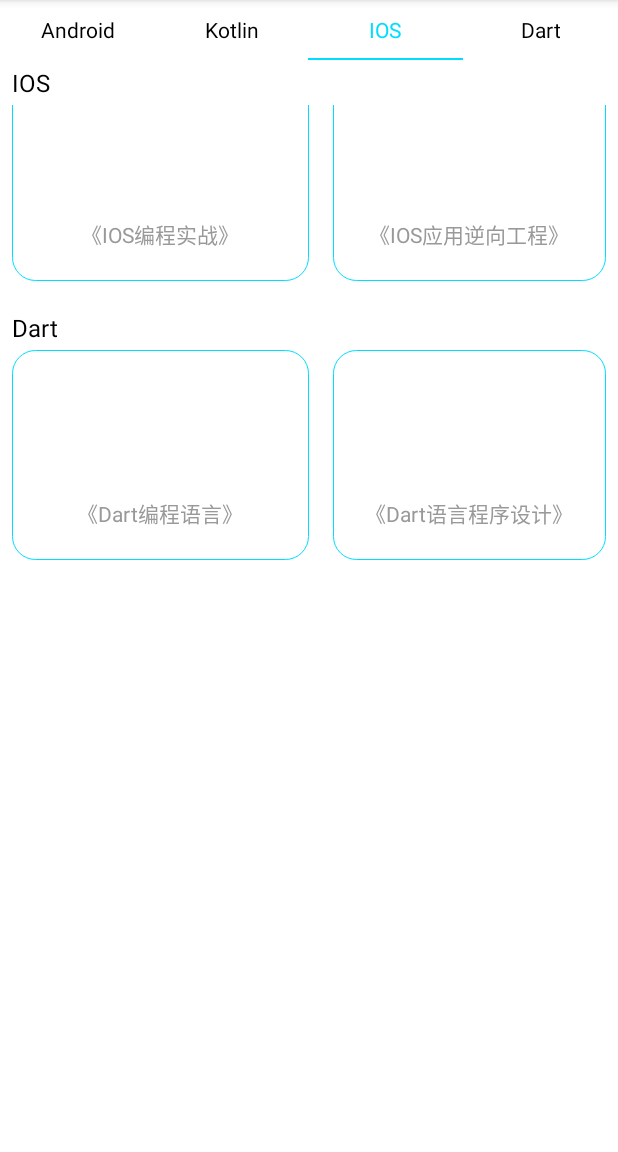
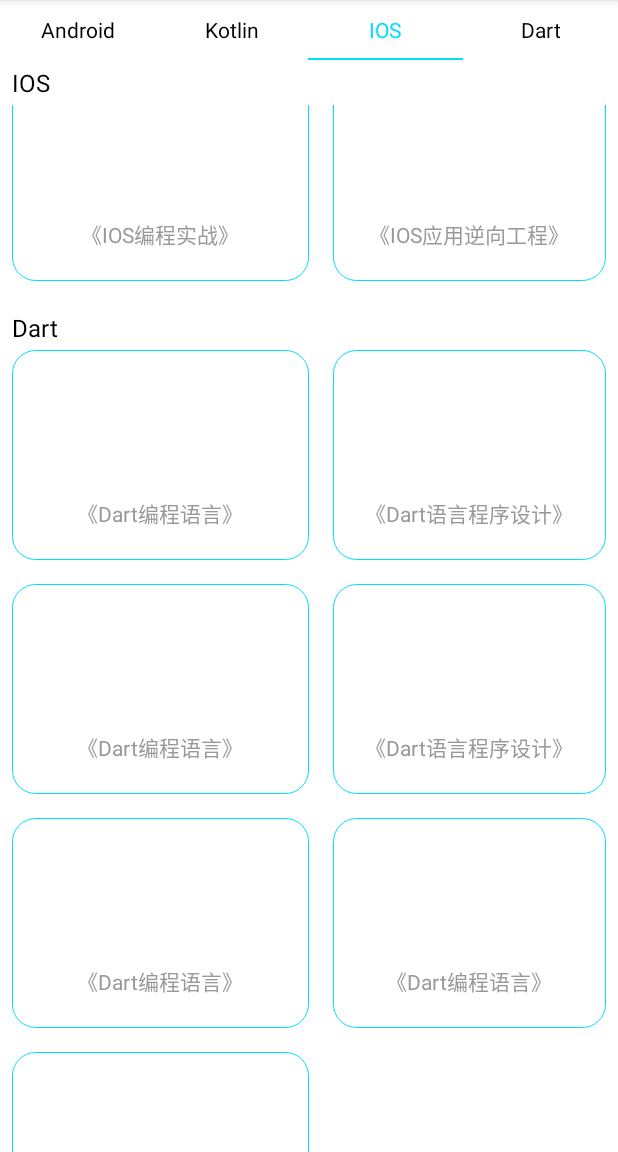
Before and after one commit to lyh1299259684/StickyLayoutDemo, an Android app: the screen it shows after launch (MainActivity), scrolled down 1248 dp, on a phone screen of 412 x 824 dp, the part 84-1236 px from its top. Run offline under Robolectric (Android 15) with nearby library versions, the phone set to English and light mode, and no system bars; pictures from the network do not load.

Commit message:
解决最后一条如果超出屏幕范围会出现无法滑动RecyclerView的情况。

```diff
--- a/app/build.gradle
+++ b/app/build.gradle
@@ -6,8 +6,8 @@ android {
         applicationId "com.liyahong.stickylayoutdemo"
         minSdkVersion 19
         targetSdkVersion 27
-        versionCode 1
-        versionName "1.0"
+        versionCode 2
+        versionName "1.1"
         testInstrumentationRunner "android.support.test.runner.AndroidJUnitRunner"
     }
     buildTypes {
--- a/app/src/main/java/com/liyahong/stickylayoutdemo/MainActivity.java
+++ b/app/src/main/java/com/liyahong/stickylayoutdemo/MainActivity.java
@@ -1,10 +1,14 @@
 package com.liyahong.stickylayoutdemo;
 
+import android.graphics.Rect;
 import android.support.design.widget.TabLayout;
 import android.support.v7.app.AppCompatActivity;
 import android.os.Bundle;
 import android.support.v7.widget.LinearLayoutManager;
 import android.support.v7.widget.RecyclerView;
+import android.view.ViewGroup;
+import android.view.ViewTreeObserver;
+import android.widget.LinearLayout;
 import android.widget.TextView;
 import android.widget.Toast;
 
@@ -22,6 +26,8 @@ public class MainActivity extends AppCompatActivity {
     private TabLayout tab_main;
     private TextView tv_title;
     private RecyclerView rv_main;
+    private LinearLayout ll_main;
+    private int rootLayoutHeight, tabHeight;
 
     private RecyclerViewAdapter adapter;
 
@@ -41,6 +47,7 @@ public class MainActivity extends AppCompatActivity {
         tab_main = (TabLayout) findViewById(R.id.tab_main);
         tv_title = (TextView) findViewById(R.id.tv_title);
         rv_main = (RecyclerView) findViewById(R.id.rv_main);
+        ll_main = (LinearLayout) findViewById(R.id.ll_main);
     }
 
     private void bindEvent() {
@@ -60,8 +67,21 @@ public class MainActivity extends AppCompatActivity {
         tab_main.addTab(tab_main.newTab().setText(TAB_TITLE[2]).setTag(Constans.TAB_IOS));
         tab_main.addTab(tab_main.newTab().setText(TAB_TITLE[3]).setTag(Constans.TAB_DART));
 
-        //初始化数据
-        initRecycler();
+        //动态获取View的高度
+        ll_main.post(new Runnable() {
+            @Override
+            public void run() {
+                rootLayoutHeight = ll_main.getHeight();
+            }
+        });
+        tab_main.post(new Runnable() {
+            @Override
+            public void run() {
+                tabHeight = tab_main.getHeight();
+                //初始化数据
+                initRecycler();
+            }
+        });
     }
 
     private void initRecycler() {
@@ -105,8 +125,14 @@ public class MainActivity extends AppCompatActivity {
                 case 3:
                     imageUrl = new String[]{
                             "https://g-search3.alicdn.com/img/bao/uploaded/i4/i1/352798170/TB1eG3PSXXXXXX3aXXXXXXXXXXX_!!0-item_pic.jpg_250x250.jpg_.webp",
-                            "https://g-search1.alicdn.com/img/bao/uploaded/i4/i4/2990382264/TB1PoTocb1YBuNjSszhXXcUsFXa_!!0-item_pic.jpg_250x250.jpg_.webp"};
-                    desc = new String[]{"《Dart编程语言》", "《Dart语言程序设计》"};
+                            "https://g-search1.alicdn.com/img/bao/uploaded/i4/i4/2990382264/TB1PoTocb1YBuNjSszhXXcUsFXa_!!0-item_pic.jpg_250x250.jpg_.webp",
+                            "https://g-search3.alicdn.com/img/bao/uploaded/i4/i1/352798170/TB1eG3PSXXXXXX3aXXXXXXXXXXX_!!0-item_pic.jpg_250x250.jpg_.webp",
+                            "https://g-search1.alicdn.com/img/bao/uploaded/i4/i4/2990382264/TB1PoTocb1YBuNjSszhXXcUsFXa_!!0-item_pic.jpg_250x250.jpg_.webp",
+                            "https://g-search3.alicdn.com/img/bao/uploaded/i4/i1/352798170/TB1eG3PSXXXXXX3aXXXXXXXXXXX_!!0-item_pic.jpg_250x250.jpg_.webp",
+                            "https://g-search1.alicdn.com/img/bao/uploaded/i4/i4/2990382264/TB1PoTocb1YBuNjSszhXXcUsFXa_!!0-item_pic.jpg_250x250.jpg_.webp",
+                            "https://g-search3.alicdn.com/img/bao/uploaded/i4/i1/352798170/TB1eG3PSXXXXXX3aXXXXXXXXXXX_!!0-item_pic.jpg_250x250.jpg_.webp"};
+                    desc = new String[]{"《Dart编程语言》", "《Dart语言程序设计》","《Dart编程语言》", "《Dart语言程序设计》","《Dart编程语言》",
+                            "《Dart编程语言》", "《Dart语言程序设计》"};
                     break;
             }
 
@@ -133,7 +159,8 @@ public class MainActivity extends AppCompatActivity {
      */
     private void refreshAdapter(List<RecyclerItemBean> itemBeans){
         if (adapter == null) {
-            adapter = new RecyclerViewAdapter(R.layout.adapter_recyclerview_item, this, itemBeans);
+            int[] bottom = new int[]{rootLayoutHeight, getSupportActionBar() == null ? tabHeight + 100 : tabHeight + getSupportActionBar().getHeight()};
+            adapter = new RecyclerViewAdapter(R.layout.adapter_recyclerview_item, this, itemBeans, bottom);
             adapter.setOnItemClickListener(mOnItemClickListener);
             rv_main.setAdapter(adapter);
         } else {
--- a/app/src/main/java/com/liyahong/stickylayoutdemo/adapter/RecyclerViewAdapter.java
+++ b/app/src/main/java/com/liyahong/stickylayoutdemo/adapter/RecyclerViewAdapter.java
@@ -1,9 +1,13 @@
 package com.liyahong.stickylayoutdemo.adapter;
 
 import android.content.Context;
+import android.os.Handler;
+import android.os.Looper;
+import android.os.SystemClock;
 import android.support.annotation.NonNull;
 import android.support.v7.widget.GridLayoutManager;
 import android.support.v7.widget.RecyclerView;
+import android.util.Log;
 import android.view.View;
 import android.view.ViewGroup;
 import android.widget.LinearLayout;
@@ -26,9 +30,23 @@ import java.util.List;
 public class RecyclerViewAdapter extends RecyclerViewBaseAdapter<RecyclerItemBean> {
 
     private OnItemClickListener<GridItemBean> onItemClickListener;
+    private int mRecyclerViewMaxHeight;
+    private static final int GRID_ITEM_SPACE = 24;      //gridView 间距
+    private static final int GRID_SPACE_COUNT = 2;      //gridView 列数
+    private boolean mIsFirstLoad = true;                 //是否第一次加载，如果第一次加载再获取子条目高度，否则不获取，减少线程数
+    private View mView = null;                             //获取到的View
+    private static Handler mHandler = new Handler(Looper.getMainLooper());
 
-    public RecyclerViewAdapter(int resId, Context context, List<RecyclerItemBean> list) {
+    public RecyclerViewAdapter(int resId, Context context, List<RecyclerItemBean> list, int...layoutBottom) {
         super(resId, context, list);
+        if (layoutBottom == null) {
+            throw new NullPointerException("This layoutBottom cannot be a null value!");
+        }
+        if (layoutBottom.length != 2) {
+            throw new IllegalArgumentException("This layoutBottom must have two parameters!");
+        }
+        //计算出RecyclerView的最大高度，即recyclerViewMaxHeight = rootlayout.getHeight- (tabLayout.getHeight + getSupperActionBar.getHeight);
+        mRecyclerViewMaxHeight = layoutBottom[0] - layoutBottom[1];
     }
 
     public void setOnItemClickListener(OnItemClickListener<GridItemBean> onItemClickListener){
@@ -54,20 +72,55 @@ public class RecyclerViewAdapter extends RecyclerViewBaseAdapter<RecyclerItemBea
             recyclerHolder.tv_title.setText(recyclerItemBean.getTitle());
 
             List<GridItemBean> gridItemBean = recyclerItemBean.getGridItemBean();
-            recyclerHolder.gv_recycler_item.setLayoutManager(new GridLayoutManager(context, 2));
+            final GridLayoutManager gridLayoutManager = new GridLayoutManager(context, GRID_SPACE_COUNT);
+            recyclerHolder.gv_recycler_item.setLayoutManager(gridLayoutManager);
             recyclerHolder.gv_recycler_item.setAdapter(
                     new GridViewAdapter(R.layout.adapter_grid_item, context, gridItemBean)
-                    .setOnItemClickListener(onItemClickListener));
-            recyclerHolder.gv_recycler_item.addItemDecoration(new RecyclerItemDecoration(24, 2));
+                            .setOnItemClickListener(onItemClickListener));
+            recyclerHolder.gv_recycler_item.addItemDecoration(new RecyclerItemDecoration(GRID_ITEM_SPACE, 2));
+
+            //获取第一个Item高度，由于所有Item的高度一致，所以获取第一个Item即可
+            if (mIsFirstLoad && gridItemBean != null && gridItemBean.size() > 0) {
+                Runnable runnable = new Runnable(){
+                    @Override
+                    public void run() {
+                        //这个必须在子线程中获取，否则获取不到
+                        mView = gridLayoutManager.findViewByPosition(0);
+                        mIsFirstLoad = false;
+                    }
+                };
+                mHandler.postDelayed(runnable, 200);
+            }
 
             /**
              * 根据支付宝效果模仿的思路
              * 思路是这样的：如果是最后一条就设置为充满全屏，否则就是自适应。
              * 解决的问题：如果都是自适应会发现根据滑动无法切换最后两条，如果数据过少有可能就不能切换。
+             *
+             * 修改
+             *     #versionCode 2
+             *     #versionName 1.1
+             *     1.自动计算最后一条状态，如果计算高度 >= maxHeight 就设置为wrap_content, 否则设置为match_content
              */
             ViewGroup.LayoutParams layoutParams = recyclerHolder.ll_recycler_item_group.getLayoutParams();
             if (position == getItemCount() - 1) {
-                layoutParams.height = RecyclerView.LayoutParams.MATCH_PARENT;
+                if (mView != null) {
+                    //获取item总数
+                    int count = gridItemBean == null ? 0 : gridItemBean.size();
+                    //计算行数
+                    int rowCount = count % GRID_SPACE_COUNT == 0 ? count / GRID_SPACE_COUNT : (count / GRID_SPACE_COUNT) + 1;
+                    //计算RecyclerView的纯高度，不包括间距
+                    int itemHeight = mView.getBottom() * rowCount;
+                    //计算间距的总高度
+                    int spaceHeight = (rowCount - 1) * GRID_ITEM_SPACE;
+                    if ((itemHeight + spaceHeight) >= mRecyclerViewMaxHeight) {  //说明以及超出屏幕范围，需设置warp_content
+                        layoutParams.height = RecyclerView.LayoutParams.WRAP_CONTENT;
+                    } else {   //未超出，直接设置match_parent
+                        layoutParams.height = RecyclerView.LayoutParams.MATCH_PARENT;
+                    }
+                } else {       //如果为空，直接设置为match_parent
+                    layoutParams.height = RecyclerView.LayoutParams.MATCH_PARENT;
+                }
             } else {
                 layoutParams.height = RecyclerView.LayoutParams.WRAP_CONTENT;
             }
--- a/app/src/main/res/layout/activity_main.xml
+++ b/app/src/main/res/layout/activity_main.xml
@@ -6,6 +6,7 @@
     android:layout_height="match_parent"
     android:orientation="vertical"
     android:background="@color/white"
+    android:id="@+id/ll_main"
     xmlns:app="http://schemas.android.com/apk/res-auto"
     tools:context="com.liyahong.stickylayoutdemo.MainActivity">
 
--- a/app/src/main/res/layout/adapter_grid_item.xml
+++ b/app/src/main/res/layout/adapter_grid_item.xml
@@ -3,8 +3,7 @@
     xmlns:app="http://schemas.android.com/apk/res-auto"
     android:orientation="vertical"
     android:layout_width="match_parent"
-    android:layout_height="wrap_content"
-    android:minHeight="140dp"
+    android:layout_height="140dp"
     android:gravity="center"
     android:background="@drawable/radius_shape">
 
```
